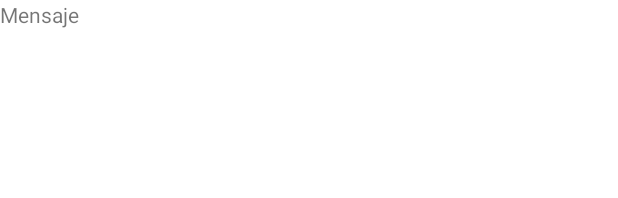
After one commit to maurox521/avance-debate, an Android app: the layout item_list.xml on its own in the app's theme, with its tools: preview values and no code run, on a phone screen of 412 x 824 dp. The commit adds this screen. Shown: the top 198 px of the screen. Run offline under Robolectric (Android 15) with nearby library versions, the phone set to English and light mode, and no system bars.

Commit message:
solucionado problemas menores

```diff
--- a/app/src/main/res/layout/fragment_generar.xml
+++ b/app/src/main/res/layout/fragment_generar.xml
@@ -83,7 +83,7 @@
         android:layout_height="wrap_content"
         android:ems="10"
         android:hint="Título de debate"
-        android:inputType="number|textPersonName"
+        android:inputType="textPersonName"
         app:layout_constraintBottom_toBottomOf="parent"
         app:layout_constraintEnd_toEndOf="parent"
         app:layout_constraintHorizontal_bias="0.079"
--- /dev/null
+++ b/app/src/main/res/layout/item_list.xml
@@ -0,0 +1,14 @@
+<?xml version="1.0" encoding="utf-8"?>
+<androidx.constraintlayout.widget.ConstraintLayout
+    xmlns:android="http://schemas.android.com/apk/res/android" android:layout_width="match_parent"
+    android:layout_height="match_parent">
+    <TextView
+        android:id="@+id/idDato"
+        android:layout_width="match_parent"
+        android:layout_height="match_parent"
+        android:text="Mensaje"
+        >
+
+    </TextView>
+
+</androidx.constraintlayout.widget.ConstraintLayout>
```
Also changed, not shown: app/src/main/java/com/example/debate/AdapterDatos.java (added, +32 -0 lines), app/src/main/java/com/example/debate/Fragments/Generar.java (+19 -3 lines), app/src/main/java/com/example/debate/Fragments/Listar.java (+8 -15 lines), app/src/main/res/layout/fragment_listar.xml (+6 -9 lines).
